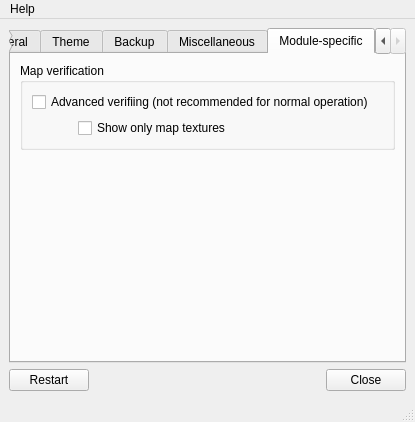
Before: the Qt Designer form OTModules/OTGeneric/wpreferences.ui in pietr26/OMSI-Tools, drawn with Qt 5.
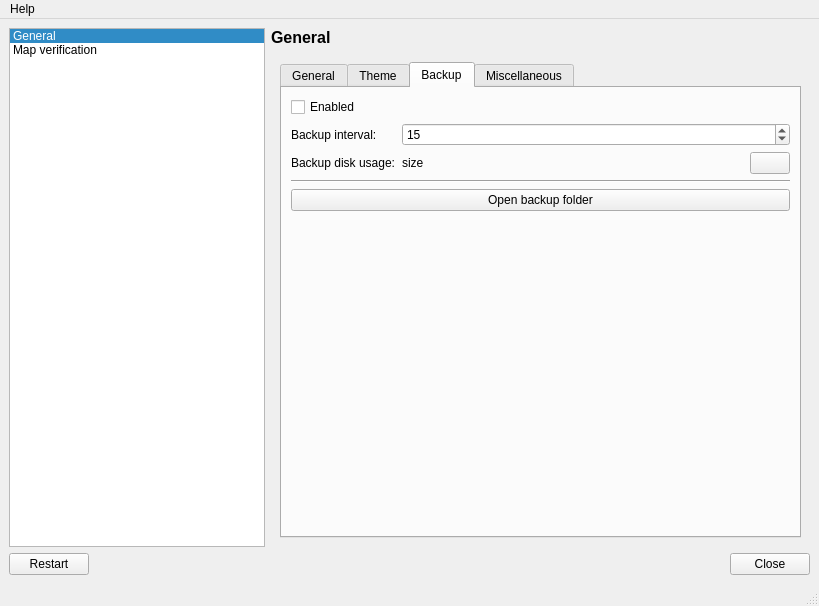
After: the same form once the commit is applied. The open tabs and pages were chosen to show the change. Icons and pictures are not drawn.

Commit message: Preferences redesign

The edit to the form file:
```diff
--- a/OTModules/OTGeneric/wpreferences.ui
+++ b/OTModules/OTGeneric/wpreferences.ui
@@ -9,8 +9,8 @@
    <rect>
     <x>0</x>
     <y>0</y>
-    <width>415</width>
-    <height>422</height>
+    <width>819</width>
+    <height>606</height>
    </rect>
   </property>
   <property name="windowTitle">
@@ -21,11 +21,126 @@
     <normaloff>:/rec/data/icons/iconPreferences.svg</normaloff>:/rec/data/icons/iconPreferences.svg</iconset>
   </property>
   <widget class="QWidget" name="centralwidget">
+   <layout class="QVBoxLayout" name="verticalLayout_6">
+    <item>
+     <layout class="QHBoxLayout" name="horizontalLayout">
+      <item>
+       <widget class="QListWidget" name="lwgSections">
+        <property name="sizePolicy">
+         <sizepolicy hsizetype="Minimum" vsizetype="Expanding">
+          <horstretch>0</horstretch>
+          <verstretch>0</verstretch>
+         </sizepolicy>
+        </property>
+        <property name="layoutDirection">
+         <enum>Qt::LeftToRight</enum>
+        </property>
+        <property name="autoFillBackground">
+         <bool>false</bool>
+        </property>
+        <property name="frameShape">
+         <enum>QFrame::StyledPanel</enum>
+        </property>
+        <property name="frameShadow">
+         <enum>QFrame::Sunken</enum>
+        </property>
+        <property name="editTriggers">
+         <set>QAbstractItemView::NoEditTriggers</set>
+        </property>
+        <property name="showDropIndicator" stdset="0">
+         <bool>false</bool>
+        </property>
+        <property name="alternatingRowColors">
+         <bool>false</bool>
+        </property>
+        <property name="iconSize">
+         <size>
+          <width>25</width>
+          <height>25</height>
+         </size>
+        </property>
+        <property name="flow">
+         <enum>QListView::TopToBottom</enum>
+        </property>
+        <property name="isWrapping" stdset="0">
+         <bool>false</bool>
+        </property>
+        <property name="resizeMode">
+         <enum>QListView::Fixed</enum>
+        </property>
+        <property name="layoutMode">
+         <enum>QListView::SinglePass</enum>
+        </property>
+        <property name="spacing">
+         <number>0</number>
+        </property>
+        <property name="uniformItemSizes">
+         <bool>false</bool>
+        </property>
+        <property name="batchSize">
+         <number>100</number>
+        </property>
+        <property name="currentRow">
+         <number>0</number>
+        </property>
+        <property name="sortingEnabled">
+         <bool>false</bool>
+        </property>
+        <item>
+         <property name="text">
+          <string>General</string>
+         </property>
+         <property name="icon">
+          <iconset resource="../../ressources.qrc">
+           <normaloff>:/rec/data/icons/iconWorld.svg</normaloff>:/rec/data/icons/iconWorld.svg</iconset>
+         </property>
+        </item>
+        <item>
+         <property name="text">
+          <string>Map verification</string>
+         </property>
+         <property name="icon">
+          <iconset resource="../../ressources.qrc">
+           <normaloff>:/rec/data/icons/iconMap.svg</normaloff>:/rec/data/icons/iconMap.svg</iconset>
+         </property>
+        </item>
+       </widget>
+      </item>
+      <item>
    <layout class="QVBoxLayout" name="verticalLayout_3">
     <item>
+         <widget class="QLabel" name="lblCurrentSection">
+          <property name="font">
+           <font>
+            <pointsize>12</pointsize>
+            <bold>true</bold>
+           </font>
+          </property>
+          <property name="text">
+           <string>General</string>
+          </property>
+         </widget>
+        </item>
+        <item>
+         <widget class="QStackedWidget" name="stwPreferences">
+          <property name="currentIndex">
+           <number>0</number>
+          </property>
+          <widget class="QWidget" name="pgeGeneral">
+           <layout class="QVBoxLayout" name="verticalLayout">
+            <item>
      <widget class="QTabWidget" name="twgPreferences">
+              <property name="tabPosition">
+               <enum>QTabWidget::North</enum>
+              </property>
+              <property name="tabShape">
+               <enum>QTabWidget::Rounded</enum>
+              </property>
       <property name="currentIndex">
-       <number>0</number>
+               <number>2</number>
+              </property>
+              <property name="tabBarAutoHide">
+               <bool>false</bool>
       </property>
       <widget class="QWidget" name="tabGeneral">
        <attribute name="title">
@@ -793,17 +908,12 @@
         </item>
        </layout>
       </widget>
-      <widget class="QWidget" name="tabModuleSpecific">
-       <attribute name="title">
-        <string>Module-specific</string>
-       </attribute>
-       <layout class="QVBoxLayout" name="verticalLayout_12">
-        <item>
-         <widget class="QGroupBox" name="gbxMapVerification">
-          <property name="title">
-           <string>Map verification</string>
-          </property>
-          <layout class="QVBoxLayout" name="verticalLayout_13">
+             </widget>
+            </item>
+           </layout>
+          </widget>
+          <widget class="QWidget" name="pgeMapVerification">
+           <layout class="QVBoxLayout" name="verticalLayout_2">
            <item>
             <layout class="QGridLayout" name="gridLayout_3">
              <item row="1" column="1">
@@ -847,18 +957,15 @@
              </item>
             </layout>
            </item>
-          </layout>
-         </widget>
-        </item>
         <item>
-         <spacer name="verticalSpacer_6">
+             <spacer name="verticalSpacer_4">
           <property name="orientation">
            <enum>Qt::Vertical</enum>
           </property>
           <property name="sizeHint" stdset="0">
            <size>
             <width>20</width>
-            <height>40</height>
+                <height>402</height>
            </size>
           </property>
          </spacer>
@@ -866,6 +973,10 @@
        </layout>
       </widget>
      </widget>
+        </item>
+       </layout>
+      </item>
+     </layout>
     </item>
     <item>
      <layout class="QHBoxLayout" name="horizontalLayout_3">
@@ -913,7 +1024,7 @@
     <rect>
      <x>0</x>
      <y>0</y>
-     <width>415</width>
+     <width>819</width>
      <height>21</height>
     </rect>
    </property>
```
Left out of the diff: 6 changed lines with no effect on the pictures. Lines whose indentation alone changed are shown as unchanged. The commit also changes 2 other files.
